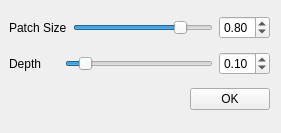
Above: forms/OrigamiPanel.ui from TopModLab/Unfolding before the change. Below: the same form after it.
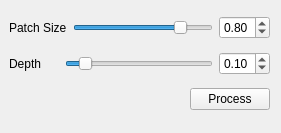
That is the form after the change.

The edit to the form file:
```diff
--- a/forms/OrigamiPanel.ui
+++ b/forms/OrigamiPanel.ui
@@ -121,7 +121,7 @@
       <item>
        <widget class="QPushButton" name="okButton">
         <property name="text">
-         <string>OK</string>
+         <string>Process</string>
         </property>
        </widget>
       </item>
```
